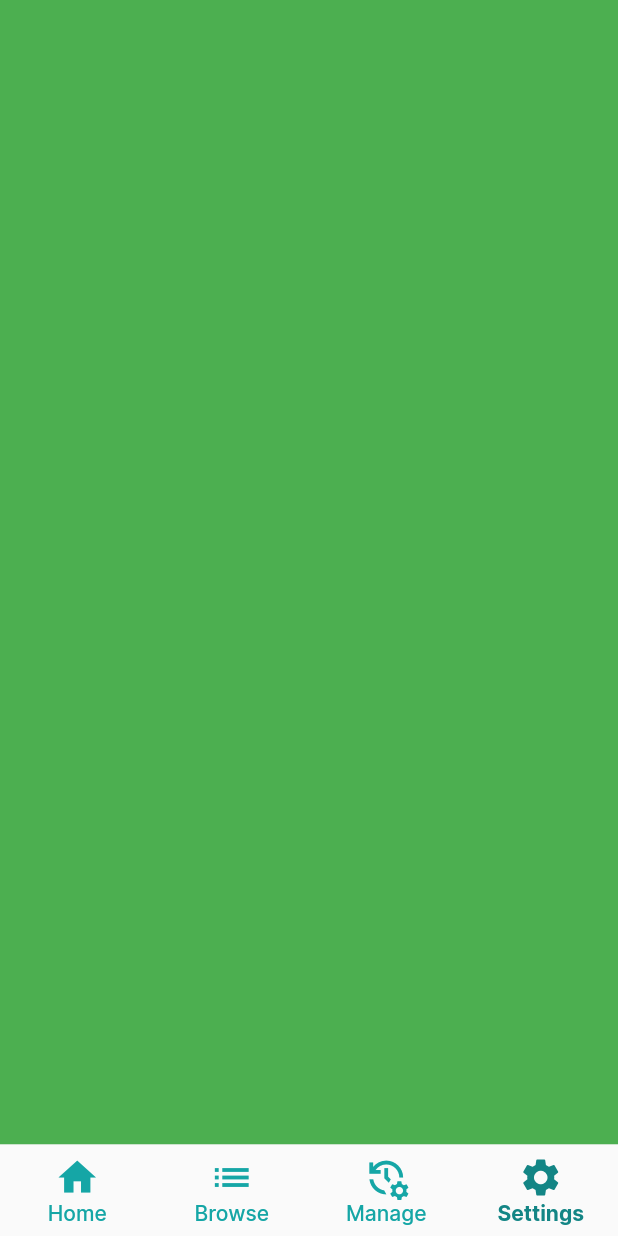
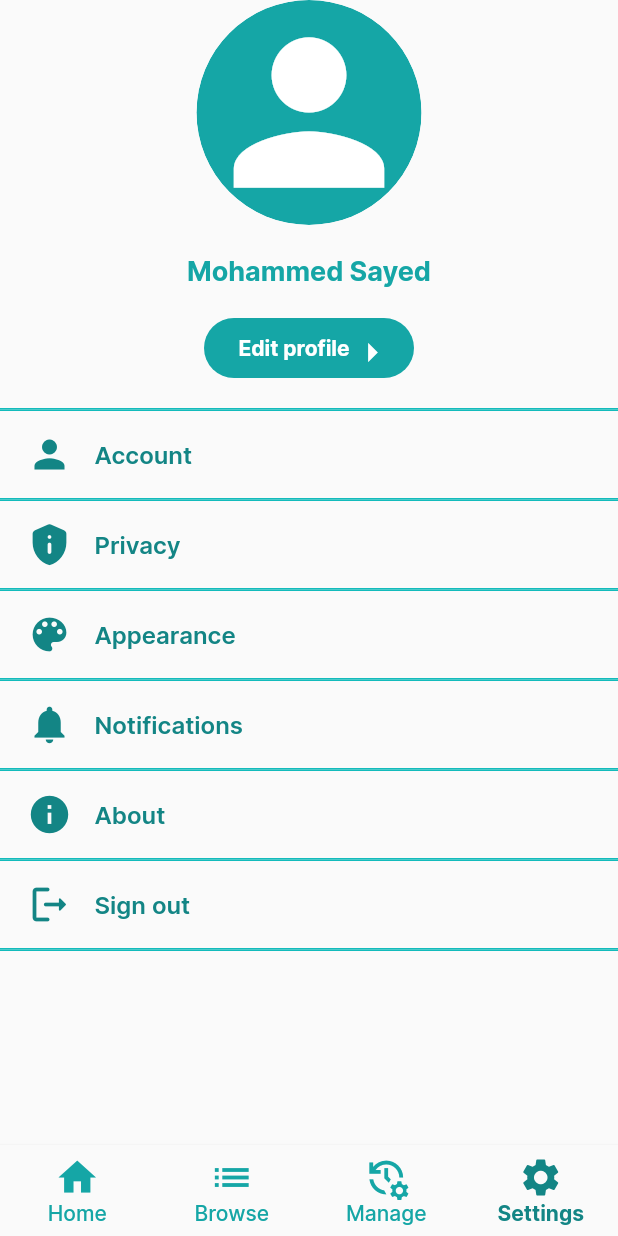
Before and after one commit to Sherlocked1/haak, a Flutter app: the Home screen opened directly, swiped to page 4, on a phone screen of 412 x 824 dp. Run offline on Flutter 3.47's test engine with Material 2 defaults, Android fonts, the phone set to English and light mode, and no system bars; our stand-ins replace cached_network_image, flutter_native_splash, flutter_svg, get, introduction_screen and 2 more; missing offline and left inert: dart:ffi; accounts and stored records are empty; network calls fail.

Commit message:
added settings page

```diff
--- a/lib/custom_widgets/cells/HaakItemCell.dart
+++ b/lib/custom_widgets/cells/HaakItemCell.dart
@@ -12,12 +12,12 @@ class HaakItemCell extends StatelessWidget {
   @override
   Widget build(BuildContext context) {
     return ClipRRect(
-      borderRadius: BorderRadius.circular(20),
+      borderRadius: BorderRadius.only(topLeft: Radius.circular(20),topRight: Radius.circular(20),bottomLeft: Radius.circular(10),bottomRight: Radius.circular(10)),
       child: Container(
         // padding: EdgeInsets.all(20),
         decoration: BoxDecoration(
-            borderRadius: BorderRadius.circular(20),
-            border: Border.all(color: MyColors.disabledColor,width: 1)
+            borderRadius: BorderRadius.only(topLeft: Radius.circular(20),topRight: Radius.circular(20),bottomLeft: Radius.circular(10),bottomRight: Radius.circular(10)),
+            border: Border.all(color: MyColors.accentLight,width: 1)
         ),
         height: 180,
         width: 140,
@@ -26,7 +26,7 @@ class HaakItemCell extends StatelessWidget {
           children: [
             Expanded(child: CachedNetworkImage(
                 fit: BoxFit.fitHeight,
-                placeholder: (context, url) => const CircularProgressIndicator(),
+                placeholder: (context, url) => const Center(child: CircularProgressIndicator(),),
                 imageUrl: item.images[0]
             ),),
             Container(
--- a/lib/views/home/home.dart
+++ b/lib/views/home/home.dart
@@ -3,6 +3,7 @@ import 'package:flutter/material.dart';
 import 'package:haak/app_constants/colors.dart';
 import 'package:haak/views/home/pages/browse_page.dart';
 import 'package:haak/views/home/pages/home_page.dart';
+import 'package:haak/views/home/pages/settings_page.dart';
 
 class Home extends StatefulWidget {
   const Home({Key? key}) : super(key: key);
@@ -21,7 +22,7 @@ class _HomeState extends State<Home> {
     const HomePage(),
     const BrowsePage(),
     Container(color: Colors.yellow,),
-    Container(color: Colors.green,),
+    const SettingsPage(),
   ];
 
   void navBarItemClickedWith(int index) {
--- /dev/null
+++ b/lib/views/home/pages/settings_page.dart
@@ -0,0 +1,147 @@
+
+
+import 'package:flutter/material.dart';
+import 'package:get/get.dart';
+import 'package:haak/app_constants/colors.dart';
+import 'package:haak/custom_widgets/HaakButton.dart';
+
+class SettingsPage extends StatelessWidget {
+  const SettingsPage({Key? key}) : super(key: key);
+
+  void logOutClicked(){
+    var size = Get.size;
+    Get.dialog(
+        Center(
+          child: Container(
+            padding: EdgeInsets.symmetric(horizontal: 10,vertical: 20),
+            width: size.width - 100,height: 250,
+            decoration: BoxDecoration(
+              color: MyColors.primary,
+              borderRadius: BorderRadius.circular(20),
+            ),
+            child: Column(
+              mainAxisAlignment: MainAxisAlignment.spaceBetween,
+              children: [
+                Text("Are you sure you want to logout ?",maxLines: 2,textAlign: TextAlign.center,
+                  style: TextStyle(fontFamily: "inter",fontSize: 20,fontWeight: FontWeight.bold,color: MyColors.accentDark,decoration: TextDecoration.none),),
+                Column(
+                  // mainAxisAlignment: MainAxisAlignment.spaceBetween,
+                  children: [
+                    HaakButton(size: Size(size.width - 120,50), onPressed: (){}, text: "Yes",color: Colors.redAccent,textColor: MyColors.primary),
+                    SizedBox(height: 10,),
+                    HaakButton(size: Size(size.width - 120,50), onPressed: (){}, text: "No",color: MyColors.accent,textColor: MyColors.primary,),
+                  ],
+                ),
+
+              ],
+            ),
+          ),
+        )
+    );
+  }
+
+  @override
+  Widget build(BuildContext context) {
+    return SafeArea(
+      child: SingleChildScrollView(
+        child: Container(
+          child: Column(
+            crossAxisAlignment: CrossAxisAlignment.center,
+            children: [
+              ClipRRect(
+                borderRadius: BorderRadius.circular(75),
+                child: Container(
+                  decoration: BoxDecoration(
+                    color: MyColors.accent,
+                    borderRadius: BorderRadius.circular(75)
+                  ),
+                  height: 150,width: 150,
+                  child: Icon(Icons.person,size: 150,color: MyColors.primary,),
+                ),
+              ),
+              SizedBox(height: 20,),
+              Text("Mohammed Sayed",style: TextStyle(color: MyColors.accent,fontSize: 18,fontWeight: FontWeight.bold),),
+              SizedBox(height: 20,),
+              Container(
+                decoration: BoxDecoration(
+                    color: MyColors.accent,
+                    borderRadius: BorderRadius.circular(25)
+                ),
+                height: 40,
+                width: 140,
+                // padding: EdgeInsets.all(10),
+                child: TextButton(onPressed: (){},
+                  child: Row(
+                    mainAxisAlignment: MainAxisAlignment.center,
+                    children: [
+                      SizedBox(width: 10,),
+                      Text("Edit profile",style: TextStyle(color: MyColors.primary,fontWeight: FontWeight.bold),),
+                      Icon(Icons.arrow_right,size: 30,color: MyColors.primary,)
+                    ]
+                  ),
+                )
+              ),
+              Container(
+                margin: EdgeInsets.fromLTRB(0, 20, 0, 10),
+                decoration: BoxDecoration(
+                  border: Border.symmetric(horizontal: BorderSide(width: 1,color: MyColors.accentLight)),
+                ),
+                child: Column(
+                  children: [
+                    SettingsOption(text: "Account",iconData: Icons.person,color: MyColors.accentDark,callBack: (){print("call");},),
+                    SettingsOption(text: "Privacy",iconData: Icons.privacy_tip_rounded,color: MyColors.accentDark,),
+                    SettingsOption(text: "Appearance",iconData: Icons.color_lens_rounded,color: MyColors.accentDark,),
+                    SettingsOption(text: "Notifications",iconData: Icons.notifications,color: MyColors.accentDark,),
+                    SettingsOption(text: "About",iconData: Icons.info,color: MyColors.accentDark,),
+                    SettingsOption(text: "Sign out",iconData: Icons.logout_rounded,color: MyColors.accentDark,callBack: logOutClicked,),
+                  ],
+                ),
+              )
+
+
+            ],
+          ),
+        ),
+      ),
+    );
+  }
+}
+
+
+class SettingsOption extends StatelessWidget {
+  SettingsOption({Key? key,required this.iconData,required this.text,this.value,this.color,this.callBack}) : super(key: key);
+
+  IconData iconData;
+  String text;
+  Widget? value;
+  Color? color;
+  Function()? callBack;
+
+  @override
+  Widget build(BuildContext context) {
+    return Container(
+      margin: EdgeInsets.symmetric(vertical: 0,horizontal: 0),
+      height: 60,
+      decoration: BoxDecoration(
+        border: Border.symmetric(horizontal: BorderSide(width: 1,color: MyColors.accentLight)),
+      ),
+      child: TextButton(
+        onPressed: callBack,
+        child: Row(
+          mainAxisAlignment: MainAxisAlignment.spaceBetween,
+          children: [
+            Row(
+              children: [
+                SizedBox(width: 10,),
+                Icon(iconData,size: 30,color: color,),
+                SizedBox(width: 15,),
+                Text(text,style: TextStyle(color: color,fontWeight: FontWeight.w600,fontSize: 16),)
+              ],
+            ),
+            value ?? SizedBox()
+          ],
+        ),
+      ),
+    );
+  }
+}
```
